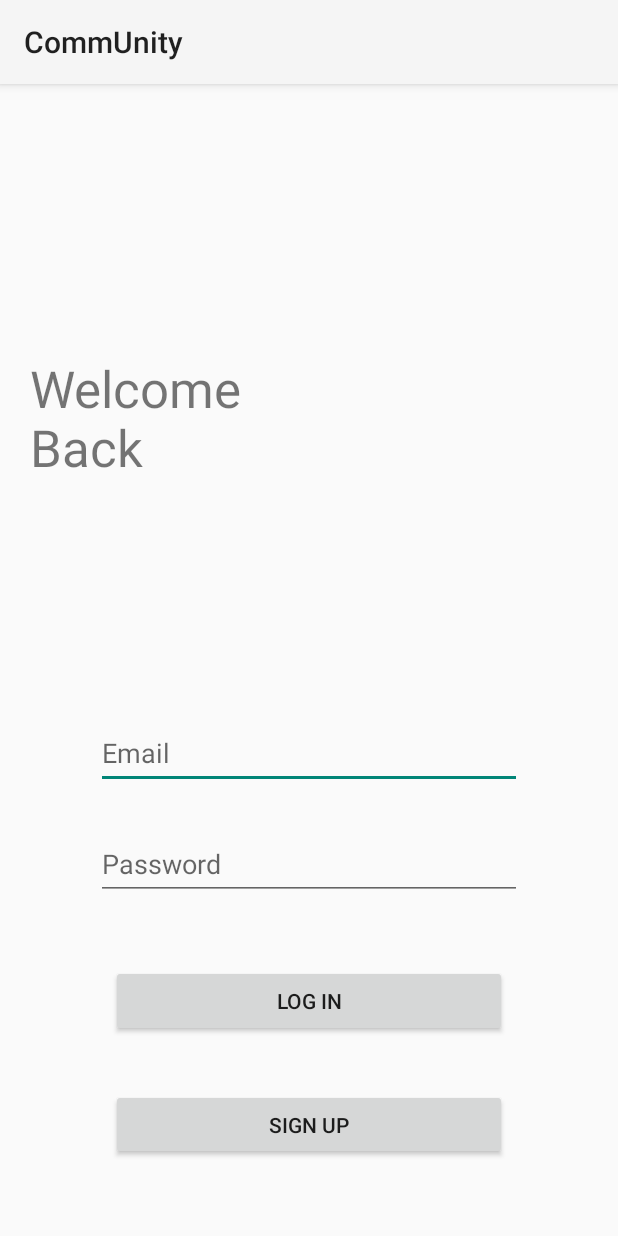
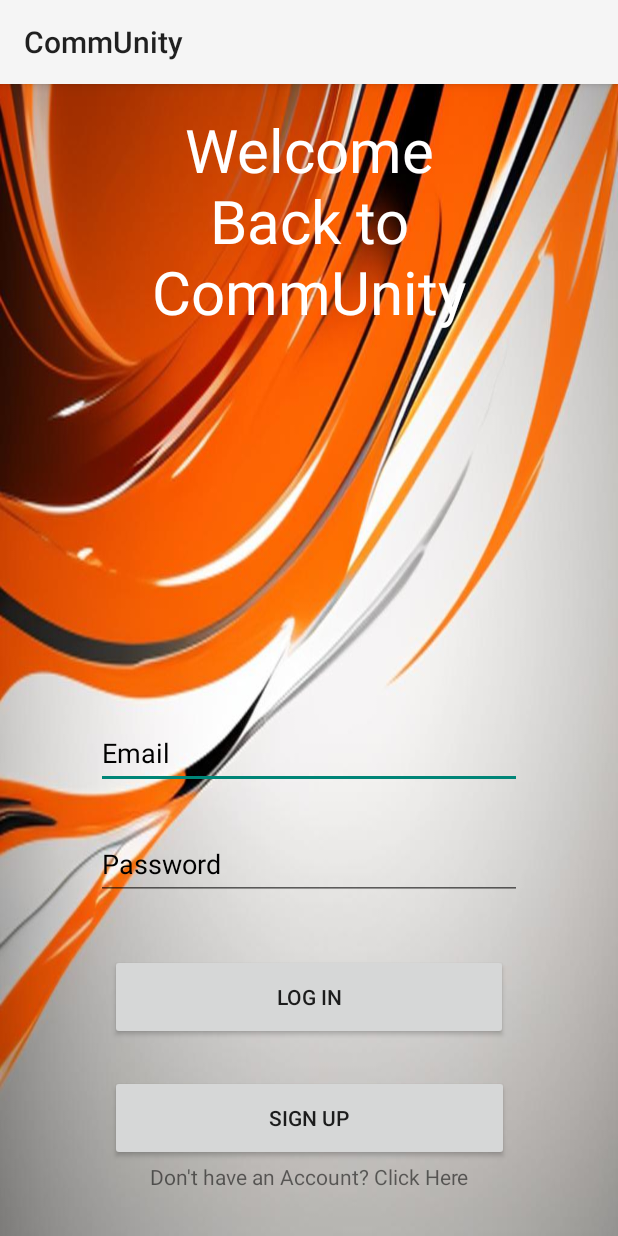
Before and after one commit to Rushil777/CommUnity, an Android app: the screen it shows after launch (LoginActivity), on a phone screen of 412 x 824 dp. Run offline under Robolectric (Android 15) with nearby library versions, the phone set to English and light mode, and no system bars; our stand-ins replace Firebase (no records; nobody signed in at launch, a user with empty details on screens opened directly); Roboto replaces fonts that are not available here.

Commit message:
Made changes to the Login page

```diff
--- /dev/null
+++ b/app/src/main/res/drawable/custom_black_button.xml
@@ -0,0 +1,15 @@
+<?xml version="1.0" encoding="utf-8"?>
+<selector xmlns:android="http://schemas.android.com/apk/res/android">
+    <item android:state_pressed="true">
+        <shape android:shape="rectangle">
+            <solid android:color="#FF0000"/> <!-- Color when pressed -->
+            <corners android:radius="50dp"/> <!-- Rounded corners -->
+        </shape>
+    </item>
+    <item>
+        <shape android:shape="rectangle">
+            <solid android:color="#000000"/> <!-- Normal button color -->
+            <corners android:radius="50dp"/> <!-- Rounded corners -->
+        </shape>
+    </item>
+</selector>
--- a/app/src/main/res/layout/activity_login.xml
+++ b/app/src/main/res/layout/activity_login.xml
@@ -5,20 +5,22 @@
     android:id="@+id/main"
     android:layout_width="match_parent"
     android:layout_height="match_parent"
+    android:background="@drawable/bg"
     tools:context=".LoginActivity">
 
     <TextView
         android:id="@+id/textView6"
-        android:layout_width="145dp"
-        android:layout_height="93dp"
-        android:text="Welcome Back"
-        android:textSize="34sp"
+        android:layout_width="221dp"
+        android:layout_height="147dp"
+        android:text="Welcome Back to CommUnity"
+        android:textAlignment="center"
+        android:textColor="#FFFFFF"
+        android:textSize="40sp"
         app:layout_constraintBottom_toBottomOf="parent"
         app:layout_constraintEnd_toEndOf="parent"
-        app:layout_constraintHorizontal_bias="0.074"
         app:layout_constraintStart_toStartOf="parent"
         app:layout_constraintTop_toTopOf="parent"
-        app:layout_constraintVertical_bias="0.267" />
+        app:layout_constraintVertical_bias="0.027" />
 
     <EditText
         android:id="@+id/edtSignInEmail"
@@ -26,6 +28,7 @@
         android:layout_height="48dp"
         android:ems="10"
         android:hint="Email"
+        android:textColorHint="@color/black"
         android:inputType="text"
         app:layout_constraintBottom_toBottomOf="parent"
         app:layout_constraintEnd_toEndOf="parent"
@@ -36,9 +39,10 @@
     <EditText
         android:id="@+id/edtSignInPassword"
         android:layout_width="284dp"
-        android:layout_height="47dp"
+        android:layout_height="48dp"
         android:ems="10"
         android:hint="Password"
+        android:textColorHint="@color/black"
         android:inputType="textPassword"
         app:layout_constraintBottom_toBottomOf="parent"
         app:layout_constraintEnd_toEndOf="parent"
@@ -48,8 +52,8 @@
 
     <Button
         android:id="@+id/btnSignInLogin"
-        android:layout_width="264dp"
-        android:layout_height="48dp"
+        android:layout_width="265dp"
+        android:layout_height="57dp"
         android:text="Log In"
         app:layout_constraintBottom_toBottomOf="parent"
         app:layout_constraintEnd_toEndOf="parent"
@@ -59,13 +63,24 @@
 
     <Button
         android:id="@+id/btnSignInRegister"
-        android:layout_width="264dp"
-        android:layout_height="47dp"
-        android:text="SIgn up"
+        android:layout_width="266dp"
+        android:layout_height="57dp"
+        android:text="Sign up"
         app:layout_constraintBottom_toBottomOf="parent"
         app:layout_constraintEnd_toEndOf="parent"
         app:layout_constraintStart_toStartOf="parent"
         app:layout_constraintTop_toTopOf="parent"
         app:layout_constraintVertical_bias="0.93" />
 
+    <TextView
+        android:id="@+id/txtSignUp"
+        android:layout_width="wrap_content"
+        android:layout_height="wrap_content"
+        android:text="Don't have an Account? Click Here"
+        app:layout_constraintBottom_toBottomOf="parent"
+        app:layout_constraintEnd_toEndOf="parent"
+        app:layout_constraintStart_toStartOf="parent"
+        app:layout_constraintTop_toTopOf="parent"
+        app:layout_constraintVertical_bias="0.96" />
+
 </androidx.constraintlayout.widget.ConstraintLayout>
```
Also changed, not shown: app/src/main/res/drawable/bg.png (added).
